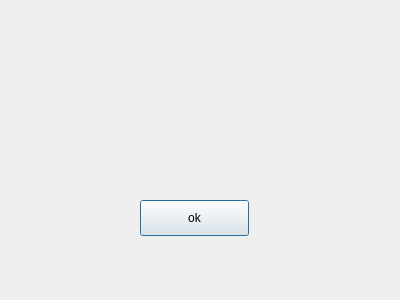
First picture: the form in dialog.ui, repository DHPO/cvproj-qt, before the edit.
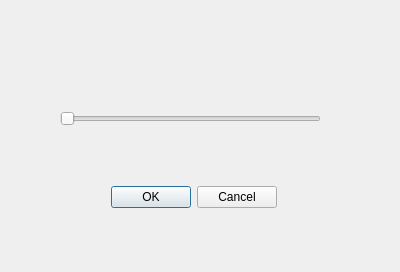
Second picture: the form after the edit.

```diff
--- a/dialog.ui
+++ b/dialog.ui
@@ -7,7 +7,7 @@
     <x>0</x>
     <y>0</y>
     <width>400</width>
-    <height>300</height>
+    <height>272</height>
    </rect>
   </property>
   <property name="windowTitle">
@@ -16,17 +16,30 @@
   <property name="modal">
    <bool>true</bool>
   </property>
-  <widget class="QPushButton" name="pushButton">
+  <widget class="QDialogButtonBox" name="buttonBox">
    <property name="geometry">
     <rect>
-     <x>140</x>
-     <y>200</y>
-     <width>109</width>
-     <height>36</height>
+     <x>100</x>
+     <y>180</y>
+     <width>177</width>
+     <height>34</height>
     </rect>
    </property>
-   <property name="text">
-    <string>ok</string>
+   <property name="standardButtons">
+    <set>QDialogButtonBox::Cancel|QDialogButtonBox::Ok</set>
+   </property>
+  </widget>
+  <widget class="QSlider" name="slider">
+   <property name="geometry">
+    <rect>
+     <x>60</x>
+     <y>110</y>
+     <width>261</width>
+     <height>18</height>
+    </rect>
+   </property>
+   <property name="orientation">
+    <enum>Qt::Horizontal</enum>
    </property>
   </widget>
  </widget>
```
Left out of the diff: 28 changed lines with no effect on the pictures.
